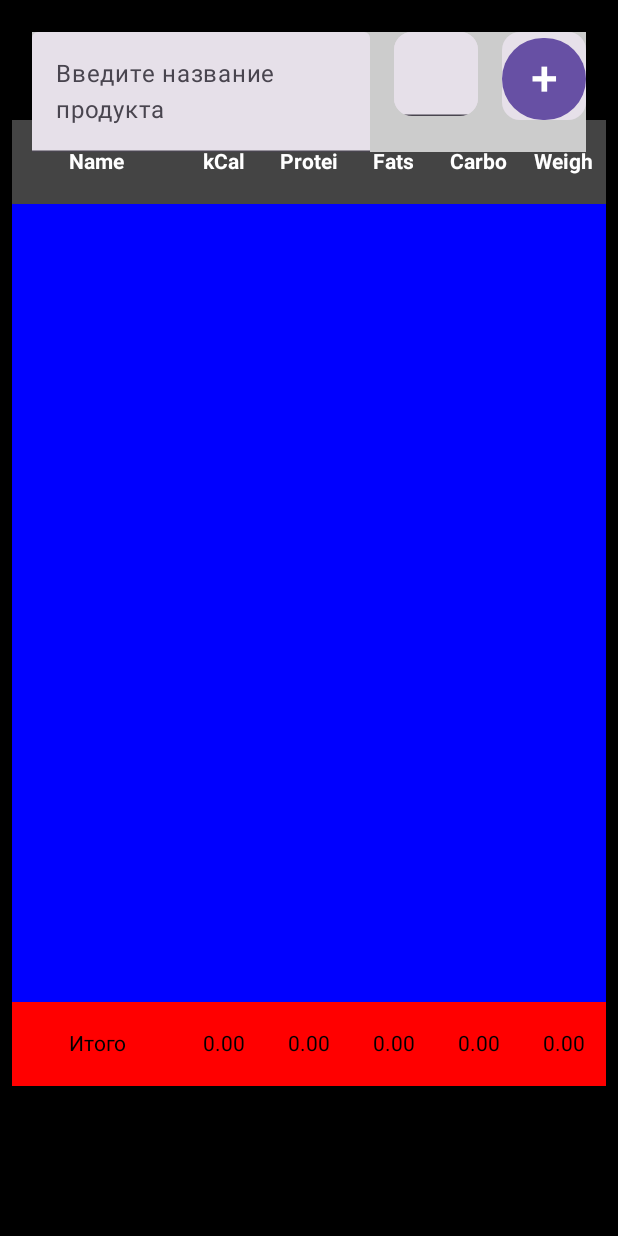
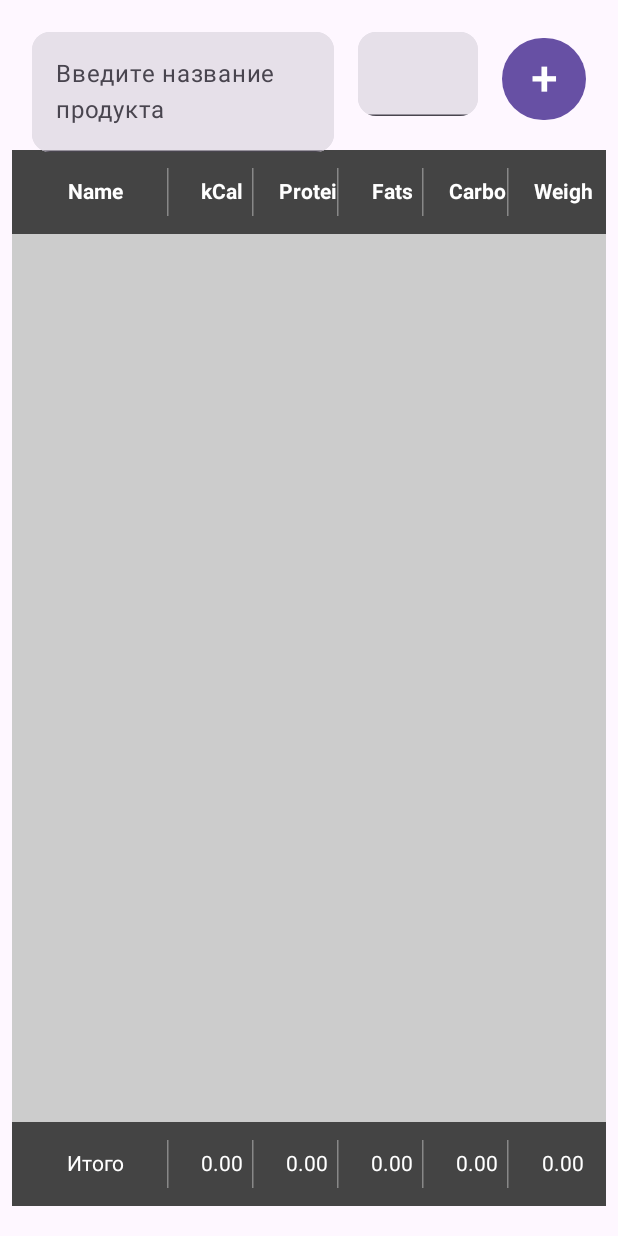
Before and after one commit to AndreyKan86/CaloriesApp, an Android app built with Jetpack Compose: the screen it shows after launch (MainActivity), on a phone screen of 412 x 824 dp. Run offline under Robolectric (Android 15) with nearby library versions, the phone set to English and light mode, and no system bars; our stand-ins replace Room's generated code, constraintlayout-compose.

Commit message:
Conditional completion

```diff
--- a/app/src/main/java/com/example/caloriesapp/data/model/SavedProduct.kt
+++ b/app/src/main/java/com/example/caloriesapp/data/model/model.kt
@@ -15,3 +15,9 @@ data class SavedProduct(
 )
 
 data class BguData(val protein: String, val fats: String, val carbohydrates: String)
+
+data class Product (
+    val name: String, // Имя продукта
+    val bgu: String, // БЖУ, записано в виде "X,Y,Z" на 100 грамм
+    val kcal: String // Килокалории на 100 грамм
+)
--- a/app/src/main/java/com/example/caloriesapp/ui/composable/AllScreen.kt
+++ b/app/src/main/java/com/example/caloriesapp/ui/composable/AllScreen.kt
@@ -19,7 +19,7 @@ import com.example.caloriesapp.viewmodel.AppViewModel
 @Composable
 fun SplitScreen() {
     val firstViewModel: AppViewModel = viewModel()
-    ConstraintLayout( modifier = Modifier.background(Color.Black)
+    ConstraintLayout( modifier = Modifier
         .fillMaxSize()
     ) {
         val (box1, box2) = createRefs()
@@ -38,10 +38,10 @@ fun SplitScreen() {
 
         Box(modifier = Modifier
             .fillMaxSize()
-            .padding(top = 80.dp)
+            .padding(top = 100.dp)
             .padding(horizontal = 8.dp)
-            .padding(bottom = 100.dp)
-            .background(Color.Blue)
+            .padding(bottom = 20.dp)
+            .background(Color.LightGray)
             .constrainAs(box2) {
                 top.linkTo(parent.top)
                 centerHorizontallyTo(parent)
--- a/app/src/main/java/com/example/caloriesapp/ui/composable/ProductListScreen.kt
+++ b/app/src/main/java/com/example/caloriesapp/ui/composable/ProductListScreen.kt
@@ -13,6 +13,7 @@ import androidx.compose.foundation.layout.fillMaxSize
 import androidx.compose.foundation.layout.fillMaxWidth
 import androidx.compose.foundation.layout.height
 import androidx.compose.foundation.layout.padding
+import androidx.compose.foundation.layout.width
 import androidx.compose.foundation.lazy.LazyColumn
 import androidx.compose.foundation.lazy.grid.GridCells
 import androidx.compose.foundation.lazy.grid.LazyVerticalGrid
@@ -20,7 +21,9 @@ import androidx.compose.foundation.lazy.items
 import androidx.compose.material3.AlertDialog
 import androidx.compose.material3.Button
 import androidx.compose.material3.Divider
+import androidx.compose.material3.HorizontalDivider
 import androidx.compose.material3.Text
+import androidx.compose.material3.VerticalDivider
 import androidx.compose.runtime.Composable
 import androidx.compose.runtime.LaunchedEffect
 import androidx.compose.runtime.collectAsState
@@ -68,7 +71,10 @@ fun SavedProductsScreen(viewModel: AppViewModel = viewModel()) {
                 .fillMaxWidth()
         ) {
             items(allSavedProducts, key = { it.id }) { product ->
+                Column {
                     ProductItemRow(product = product, viewModel = viewModel)
+                    HorizontalDivider(color = Color.Gray, thickness = 1.dp)
+                }
             }
         }
 
@@ -82,7 +88,8 @@ fun SavedProductsScreen(viewModel: AppViewModel = viewModel()) {
                 String.format("%.2f", totals["totalWeight"])
             ),
             weights = listOf(2f, 1f, 1f, 1f, 1f, 1f),
-            rowBackgroundColor = Color.Red
+            rowBackgroundColor = Color.DarkGray,
+            rowTextColor = Color.White
         )
     }
 }
@@ -115,11 +122,11 @@ fun ProductItemRow(product: SavedProduct, viewModel: AppViewModel) {
     SixColumnTableRow(
         data = listOf(
             product.name,
-            product.kcal,
-            product.protein,
-            product.fats,
-            product.carbohydrates,
-            product.weight
+            String.format("%.2f", product.kcal.toDouble()),
+            String.format("%.2f", product.protein.toDouble()),
+            String.format("%.2f", product.fats.toDouble()),
+            String.format("%.2f", product.carbohydrates.toDouble()),
+            String.format("%.2f", product.weight.toDouble())
         ),
         weights = listOf(2f, 1f, 1f, 1f, 1f, 1f),
         rowBackgroundColor = Color.LightGray,
@@ -154,7 +161,8 @@ fun SixColumnTableRow(
                     },
                 backgroundColor = if (isHeader) headerBackgroundColor else rowBackgroundColor,
                 textColor = if (isHeader) headerTextColor else rowTextColor,
-                fontWeight = if (isHeader) headerFontWeight else rowFontWeight
+                fontWeight = if (isHeader) headerFontWeight else rowFontWeight,
+                showDivider = index < data.size - 1
             )
         }
     }
@@ -167,7 +175,8 @@ fun TableCell(
     modifier: Modifier = Modifier,
     backgroundColor: Color = if (isHeader) Color.Gray else Color.LightGray,
     textColor: Color = Color.Black,
-    fontWeight: FontWeight = if (isHeader) FontWeight.Bold else FontWeight.Normal
+    fontWeight: FontWeight = if (isHeader) FontWeight.Bold else FontWeight.Normal,
+    showDivider: Boolean = false
 ) {
     Box(
         modifier = modifier
@@ -176,13 +185,25 @@ fun TableCell(
             .height(40.dp),
         contentAlignment = Alignment.Center
     ) {
+        Row(verticalAlignment = Alignment.CenterVertically) {
             Text(
                 text = text,
                 textAlign = TextAlign.Center,
                 color = textColor,
                 fontWeight = fontWeight,
                 maxLines = 1,
-            overflow = TextOverflow.Visible
+                overflow = TextOverflow.Visible,
+                modifier = Modifier.weight(1f)
+            )
+            if (showDivider) {
+                VerticalDivider(
+                    modifier = Modifier
+                        .fillMaxHeight()
+                        .padding(vertical = 4.dp)
+                        .width(1.dp),
+                    color = Color.Gray
                 )
             }
         }
+    }
+}
--- a/app/src/main/java/com/example/caloriesapp/ui/composable/ProductSearchScreen.kt
+++ b/app/src/main/java/com/example/caloriesapp/ui/composable/ProductSearchScreen.kt
@@ -1,22 +1,13 @@
 package com.example.caloriesapp.ui.composable
 
-import androidx.compose.foundation.background
 import androidx.compose.foundation.clickable
 import androidx.compose.foundation.layout.Box
 import com.example.caloriesapp.data.model.Product
 import androidx.compose.foundation.layout.Column
-import androidx.compose.foundation.layout.IntrinsicSize
-import androidx.compose.foundation.layout.Row
-import androidx.compose.foundation.layout.fillMaxHeight
-import androidx.compose.foundation.layout.fillMaxSize
 import androidx.compose.foundation.layout.fillMaxWidth
-import androidx.compose.foundation.layout.height
 import androidx.compose.foundation.layout.padding
-import androidx.compose.foundation.layout.size
-import androidx.compose.foundation.layout.width
 import androidx.compose.foundation.lazy.LazyColumn
 import androidx.compose.foundation.lazy.items
-import androidx.compose.foundation.shape.CircleShape
 import androidx.compose.foundation.text.KeyboardOptions
 import androidx.compose.material3.*
 import androidx.compose.runtime.Composable
@@ -170,7 +161,6 @@ fun SearchBar(viewModel: AppViewModel, focusManager: FocusManager, focusRequeste
             modifier = Modifier
                 .fillMaxWidth()
                 .padding(5.dp)
-                .background(Color.LightGray)
         ) {
             val (box1, box2, box3) = createRefs()
             Box(
@@ -182,18 +172,18 @@ fun SearchBar(viewModel: AppViewModel, focusManager: FocusManager, focusRequeste
                 }
             )
             {
-                searchBox(viewModel, focusManager)
+                searchBox(viewModel)
             }
             Box(
                 modifier = Modifier.constrainAs(box2){
                     top.linkTo(parent.top)
                     start.linkTo(box1.end, margin = 16.dp)
                     end.linkTo(box3.start)
-                    width = Dimension.value(56.dp)
+                    width = Dimension.value(80.dp)
                 }
             )
             {
-                weightProduct(viewModel, focusManager, focusRequester)
+                weightProduct(viewModel, focusRequester)
             }
             Box(
                 modifier = Modifier.constrainAs(box3){
@@ -211,11 +201,9 @@ fun SearchBar(viewModel: AppViewModel, focusManager: FocusManager, focusRequeste
 
 //Окно поиска продуктов
 @Composable
-fun searchBox(viewModel: AppViewModel, focusManager: FocusManager) {
+fun searchBox(viewModel: AppViewModel) {
     val searchQuery by viewModel.searchQuery.collectAsState()
-        Box(
-            Modifier.fillMaxWidth()
-        ) {
+        Card() {
             TextField(
                 value = searchQuery,
                 onValueChange = { newQuery ->
@@ -229,7 +217,7 @@ fun searchBox(viewModel: AppViewModel, focusManager: FocusManager) {
 
 // Окно для ввода веса продуктов
 @Composable
-fun weightProduct(viewModel: AppViewModel, focusManager: FocusManager, focusRequester: FocusRequester) {
+fun weightProduct(viewModel: AppViewModel, focusRequester: FocusRequester) {
     val weightProduct by viewModel.weightProduct.collectAsState()
     Card {
         TextField(
@@ -250,9 +238,7 @@ fun addButton(viewModel: AppViewModel, focusManager: FocusManager) {
     val weightProduct by viewModel.weightProduct.collectAsState()
     val selectedProduct by viewModel.selectedProduct.collectAsState()
 
-    Card(
-        modifier = Modifier.fillMaxWidth()
-    ) {
+
         Button(
             onClick = {
                 viewModel.saveProductData(weightProduct, selectedProduct)
@@ -270,5 +256,4 @@ fun addButton(viewModel: AppViewModel, focusManager: FocusManager) {
                 textAlign = TextAlign.Center
             )
         }
-    }
 }
--- a/app/src/main/java/com/example/caloriesapp/viewmodel/AppViewModel.kt
+++ b/app/src/main/java/com/example/caloriesapp/viewmodel/AppViewModel.kt
@@ -52,7 +52,6 @@ class AppViewModel(application: Application) : AndroidViewModel(application)  {
     private val _allSavedProducts = MutableStateFlow<List<SavedProduct>>(emptyList())
     val allSavedProducts: StateFlow<List<SavedProduct>> get() = _allSavedProducts
 
-    // Методы из ProductSearchViewModel
     fun updateWeightProduct(newWeight: String) {
         _weightProduct.value = newWeight
     }
@@ -78,7 +77,7 @@ class AppViewModel(application: Application) : AndroidViewModel(application)  {
     }
 
     fun saveProductData(weight: String, product: Product?) {
-        viewModelScope.launch(Dispatchers.IO) { // Используем Dispatchers.IO для работы с базой данных
+        viewModelScope.launch(Dispatchers.IO) {
             try {
                 if (product == null) {
                     Log.e("CombinedViewModel", "Product is null")
```
Also changed, not shown: app/src/main/java/com/example/caloriesapp/data/model/Product.kt (deleted, +0 -7 lines), app/src/main/java/com/example/caloriesapp/ui/network/RetrofitClient.kt (+0 -8 lines), 2 other files. Lines whose indentation alone changed are shown as unchanged.
